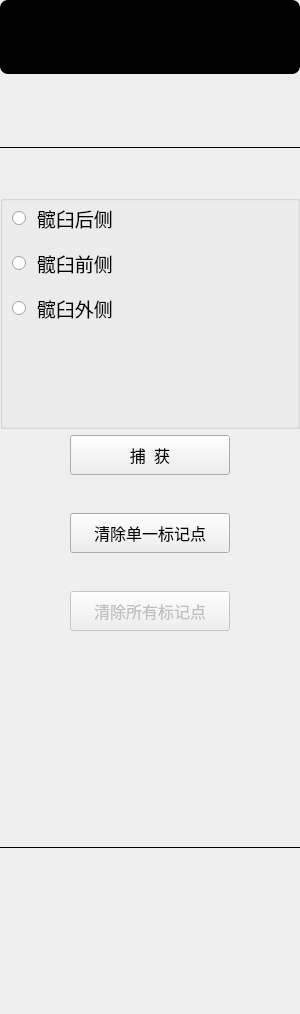
First picture: the form in Plugins/org.mitk.lancet.pelvisroughregistrations/src/internal/QPelvisRoughRegistrationsControls.ui, repository zhaomengxiao/LancetMITK-Adition, before the edit.
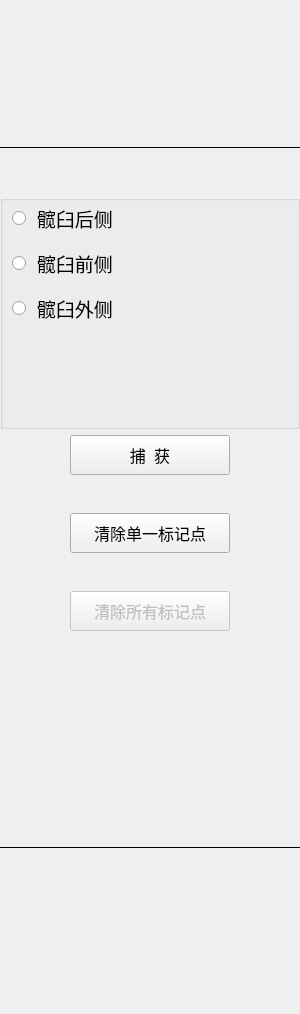
Second picture: the form after the edit. Custom widgets are drawn as their Qt base class.

The edit to the form file:
```diff
--- a/Plugins/org.mitk.lancet.pelvisroughregistrations/src/internal/QPelvisRoughRegistrationsControls.ui
+++ b/Plugins/org.mitk.lancet.pelvisroughregistrations/src/internal/QPelvisRoughRegistrationsControls.ui
@@ -51,7 +51,7 @@
    </property>
    <layout class="QVBoxLayout" name="verticalLayout_4">
     <item>
-     <widget class="QWidget" name="widget_2" native="true">
+     <widget class="lancet::DeviceTrackingWidget" name="widgetTrackingTools" native="true">
       <property name="sizePolicy">
        <sizepolicy hsizetype="Preferred" vsizetype="Minimum">
         <horstretch>0</horstretch>
@@ -71,9 +71,7 @@
        </size>
       </property>
       <property name="styleSheet">
-       <string notr="true">border-radius: 8px;
-background-color: rgb(0, 0, 0);
-</string>
+       <string notr="true"/>
       </property>
       <layout class="QGridLayout" name="gridLayout_3"/>
      </widget>
@@ -488,6 +486,14 @@
    </layout>
   </widget>
  </widget>
+ <customwidgets>
+  <customwidget>
+   <class>lancet::DeviceTrackingWidget</class>
+   <extends>QWidget</extends>
+   <header location="global">lancetdevicetrackingwidget.h</header>
+   <container>1</container>
+  </customwidget>
+ </customwidgets>
  <resources>
   <include location="../../resources/resources.qrc"/>
  </resources>
```
Left out of the diff: 9 changed lines with no effect on the pictures.
